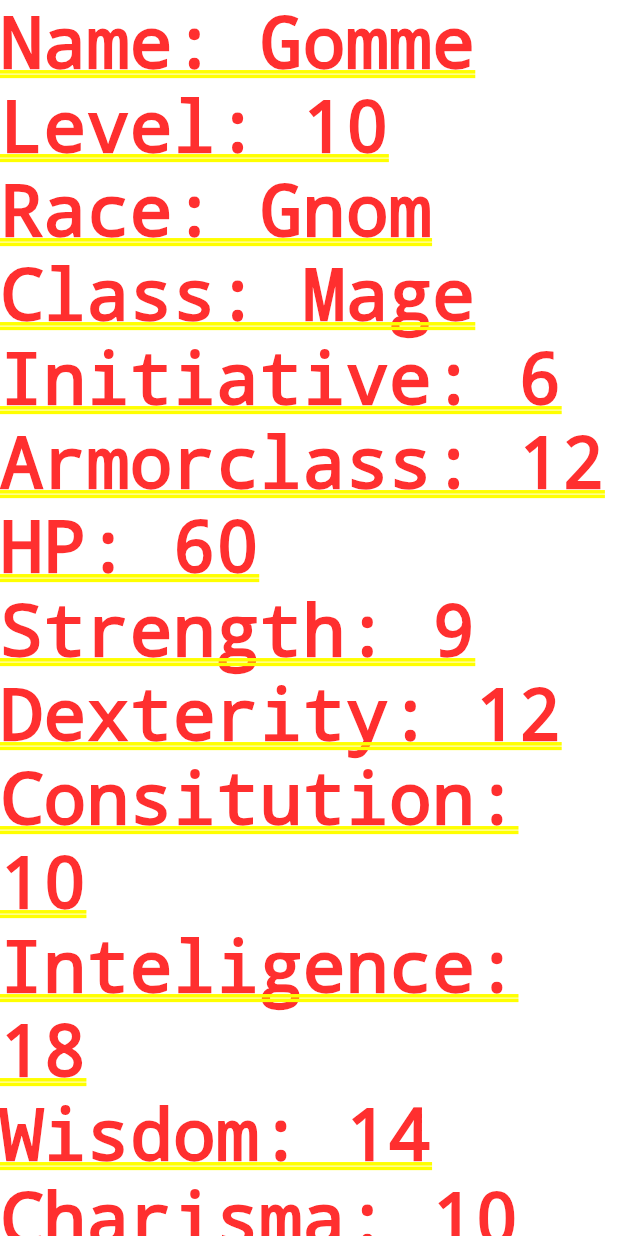
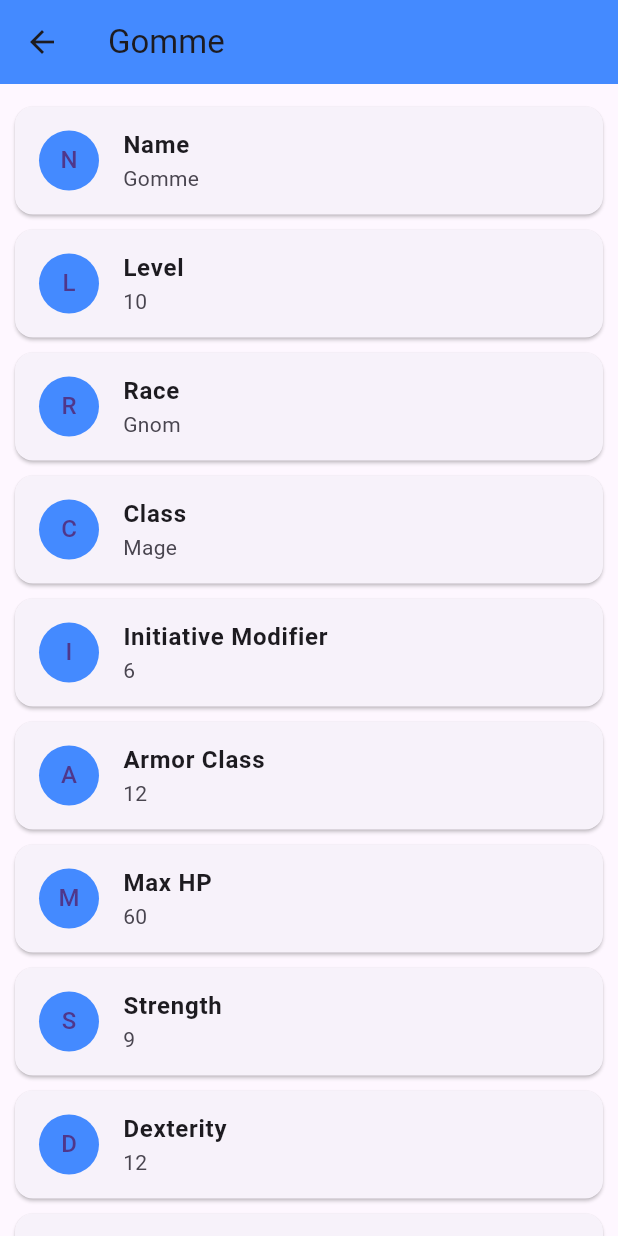
Before and after one commit to Schzyy/dnd-helper, a Flutter app: the TemplatePage screen opened directly, after a tap on "Gomme", on a phone screen of 412 x 824 dp. Run offline on Flutter 3.47's test engine with Material 3 defaults, Android fonts, the light colour scheme and no system bars.

Commit message:
Character Display created, CampaingView is looking good, need to implement characterView with GestureDetectors and so far so good

```diff
--- a/lib/models/campaign.dart
+++ b/lib/models/campaign.dart
@@ -34,13 +34,13 @@ class Character {
 
 class Hp {
   int maxHp;
-  int currentHp;
-  int tempHp;
+  int? currentHp;
+  int? tempHp;
 
   Hp({
     required this.maxHp,
-    required this.currentHp,
-    required this.tempHp,
+    this.currentHp,
+    this.tempHp,
   });
 }
 
@@ -73,3 +73,19 @@ class Stats {
     required this.chaProfieciency,
   });
 }
+
+final List<String> desc = [
+    'Name',
+    'Level',
+    'Race',
+    'Class',
+    'Initiative',
+    'Armorclass',
+    'HP',
+    'Strength',
+    'Dexterity',
+    'Consitution',
+    'Inteligence',
+    'Wisdom',
+    'Charisma'
+    ];
--- a/lib/pages/characterview.dart
+++ b/lib/pages/characterview.dart
@@ -7,7 +7,13 @@ class CharacterPage extends StatelessWidget {
 
   @override
   Widget build(BuildContext context) {
-    return CharacterViewPage(viewChar: char);
+    return Scaffold(
+      appBar: AppBar(
+        title: Text(char.name),
+        backgroundColor: Colors.blueAccent,
+      ),
+      body: CharacterViewPage(viewChar: char),
+    );
   }
 }
 
@@ -20,21 +26,7 @@ class CharacterViewPage extends StatefulWidget {
 }
 
 class _CharacterViewPageState extends State<CharacterViewPage> {
-  final List<String> desc = [
-    'Name',
-    'Level',
-    'Race',
-    'Class',
-    'Initiative',
-    'Armorclass',
-    'HP',
-    'Strength',
-    'Dexterity',
-    'Consitution',
-    'Inteligence',
-    'Wisdom',
-    'Charisma'
-    ];
+
   late final List<dynamic> characterAttributes = [
     widget.viewChar.name,
     widget.viewChar.level,
@@ -49,15 +41,46 @@ class _CharacterViewPageState extends State<CharacterViewPage> {
     widget.viewChar.stats.inte,
     widget.viewChar.stats.wis,
     widget.viewChar.stats.cha
+  ];
 
+  late final List<String> attributeNames = [
+    'Name',
+    'Level',
+    'Race',
+    'Class',
+    'Initiative Modifier',
+    'Armor Class',
+    'Max HP',
+    'Strength',
+    'Dexterity',
+    'Constitution',
+    'Intelligence',
+    'Wisdom',
+    'Charisma'
   ];
 
   @override
   Widget build(BuildContext context) {
     return ListView.builder(
-      itemCount: 13,
+      padding: const EdgeInsets.all(10),
+      itemCount: characterAttributes.length,
       itemBuilder: (context, index) {
-        return Text('${desc[index]}: ${characterAttributes[index]}');
+        return Card(
+          margin: const EdgeInsets.symmetric(vertical: 5),
+          child: ListTile(
+            leading: CircleAvatar(
+              child: Text(attributeNames[index][0]),
+              backgroundColor: Colors.blueAccent,
+            ),
+            title: Text(
+              attributeNames[index],
+              style: const TextStyle(
+                fontWeight: FontWeight.bold,
+              ),
+            ),
+            subtitle: Text(characterAttributes[index].toString()),
+          ),
+        );
       },
     );
   }
--- a/lib/pages/templates.dart
+++ b/lib/pages/templates.dart
@@ -33,7 +33,7 @@ class _TopbarTemplatesState extends State<TopbarTemplates> {
   void _navigateAndRefresh(BuildContext context) async {
     await Navigator.push(
       context,
-      MaterialPageRoute(builder: (context) => const CharactercreatorPage()),
+      MaterialPageRoute(builder: (context) => const CharactercreatorPage(template: true, index: 0)),
     );
     setState(() {});
   }
```
Also changed, not shown: lib/main.dart (+119 -115 lines), lib/pages/campaingview.dart (+122 -0 lines), lib/pages/charactercreator.dart (+15 -23 lines).
